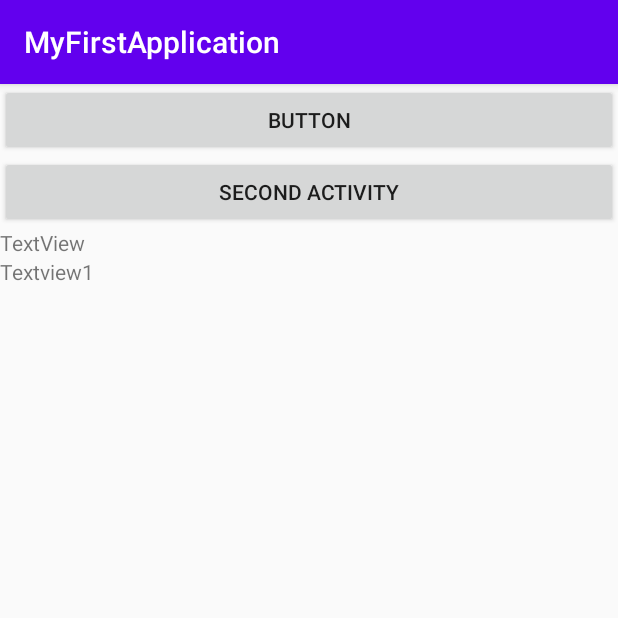
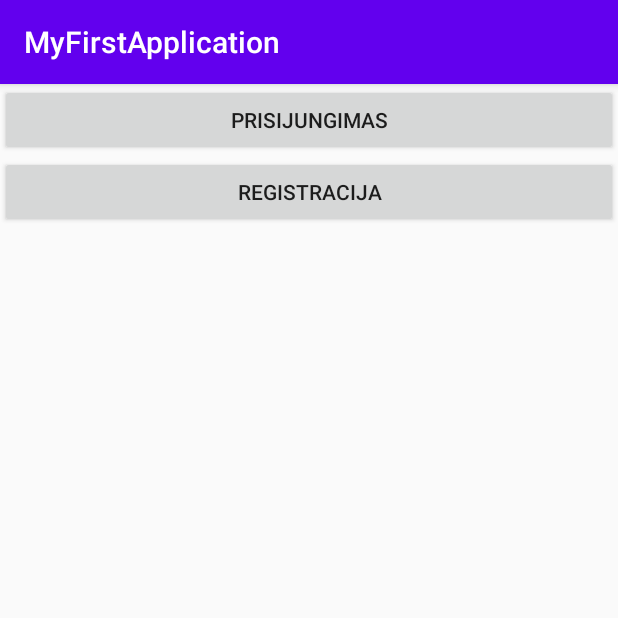
Before and after one commit to AurimasJa/Real-estate, an Android app: the screen it shows after launch (FirstActivity before the commit, MainPageLoginRegister after it), on a phone screen of 412 x 824 dp, the top half of it. Run offline under Robolectric (Android 15) with nearby library versions, the light colour scheme and no system bars.

Commit message:
Laba diena2

```diff
--- a/app/src/main/java/edu/ktu/myfirstapplication/FirstActivity.java
+++ b/app/src/main/java/edu/ktu/myfirstapplication/FirstActivity.java
@@ -12,6 +12,7 @@ import android.widget.TextView;
 public class FirstActivity extends AppCompatActivity {
 
     private Button myButton;
+    private Button skelbimai;
     private TextView myTextView;
     private Button secondActivityButton;
     private Context context = this;
@@ -21,22 +22,38 @@ public class FirstActivity extends AppCompatActivity {
         super.onCreate(savedInstanceState);
         setContentView(R.layout.firstactivitydesign);
 
-        myButton = (Button) findViewById(R.id.button);
+        skelbimai = (Button) findViewById(R.id.button);
         secondActivityButton = (Button) findViewById(R.id.secondActivityButton);
-        myTextView = (TextView) findViewById(R.id.textView);
+  //      myTextView = (TextView) findViewById(R.id.textView);
 
-        myButton.setOnClickListener(myButtonClick);
+        skelbimai.setOnClickListener(skelbimaiClick);
         secondActivityButton.setOnClickListener(startSecondActivity);
         secondActivityButton.setOnLongClickListener(startSecondActivityLong);
     }
 
-    View.OnClickListener myButtonClick = new View.OnClickListener() {
+  /*  View.OnClickListener myButtonClick = new View.OnClickListener() {
         @Override
         public void onClick(View view) {
             String text = myTextView.getText() + "\n" + "Next line";
             myTextView.setText(text);
         }
+    };*/
+    View.OnClickListener skelbimaiClick = new View.OnClickListener() {
+        @Override
+        public void onClick(View view) {
+            runSkelbimaiActivity(true);
+        }
     };
+    public void runSkelbimaiActivity(boolean flag) {
+        Intent intent = new Intent(context, Skelbimai.class);
+        intent.putExtra("flag", flag);
+        context.startActivity(intent);
+    }
+
+
+
+
+
 
     public void runSecondActivity(boolean flag) {
         Intent intent = new Intent(context, SecondActivity.class);
@@ -50,7 +67,7 @@ public class FirstActivity extends AppCompatActivity {
             runSecondActivity(true);
         }
     };
-
+// Laikant mygtuka suveikia po 1 sec, del LONGclick
     View.OnLongClickListener startSecondActivityLong = new View.OnLongClickListener() {
         @Override
         public boolean onLongClick(View view) {
--- /dev/null
+++ b/app/src/main/java/edu/ktu/myfirstapplication/MainPageLoginRegister.java
@@ -0,0 +1,59 @@
+package edu.ktu.myfirstapplication;
+
+import androidx.appcompat.app.AppCompatActivity;
+
+import android.content.Context;
+import android.content.Intent;
+import android.os.Bundle;
+import android.view.View;
+import android.widget.Button;
+import android.widget.TextView;
+
+public class MainPageLoginRegister extends AppCompatActivity{
+
+    private Button LoginButton;
+    private Button RegisterButton;
+    private Context context = this;
+
+    @Override
+    protected void onCreate(Bundle savedInstanceState) {
+        super.onCreate(savedInstanceState);
+        setContentView(R.layout.mainloginpage);
+
+        LoginButton = (Button) findViewById(R.id.button_login_main);
+        RegisterButton = (Button) findViewById(R.id.button_register_main);
+
+        LoginButton.setOnClickListener(Loginonclick);
+        RegisterButton.setOnClickListener(Registeronclick);
+    }
+
+    View.OnClickListener Loginonclick = new View.OnClickListener() {
+        @Override
+        public void onClick(View view) {
+            runLoginActivity(true);
+        }
+    };
+    public void runLoginActivity(boolean flag) {
+        Intent intent = new Intent(context, LoginPage.class);
+        intent.putExtra("flag", flag);
+        context.startActivity(intent);
+    }
+
+
+
+
+    View.OnClickListener Registeronclick = new View.OnClickListener() {
+        @Override
+        public void onClick(View view) {
+            runRegisterActivity(true);
+        }
+    };
+    public void runRegisterActivity(boolean flag) {
+        Intent intent = new Intent(context, RegisterPage.class);
+        intent.putExtra("flag", flag);
+        context.startActivity(intent);
+    }
+
+
+
+}
--- a/app/src/main/res/layout/firstactivitydesign.xml
+++ b/app/src/main/res/layout/firstactivitydesign.xml
@@ -7,7 +7,7 @@
         android:id="@+id/button"
         android:layout_width="match_parent"
         android:layout_height="wrap_content"
-        android:text="@string/button" />
+        android:text="@string/Namo_skelbimai" />
 
     <Button
         android:id="@+id/secondActivityButton"
--- /dev/null
+++ b/app/src/main/res/layout/mainloginpage.xml
@@ -0,0 +1,19 @@
+<?xml version="1.0" encoding="utf-8"?>
+<LinearLayout xmlns:android="http://schemas.android.com/apk/res/android"
+    android:orientation="vertical"
+    android:layout_width="match_parent"
+    android:layout_height="match_parent">
+
+    <Button
+        android:id="@+id/button_login_main"
+        android:layout_width="match_parent"
+        android:layout_height="wrap_content"
+        android:text="@string/Prisijungimas" />
+
+    <Button
+        android:id="@+id/button_register_main"
+        android:layout_width="match_parent"
+        android:layout_height="wrap_content"
+        android:text="@string/Registracija" />
+
+</LinearLayout>
--- a/app/src/main/res/values/strings.xml
+++ b/app/src/main/res/values/strings.xml
@@ -1,7 +1,15 @@
 <resources>
     <string name="app_name">MyFirstApplication</string>
-    <string name="button">Button</string>
+    <string name="buttonSkelbimai">Skelbimai</string>
     <string name="second_activity_button">Second Activity</string>
+    <string name="Namo_skelbimai">Namų skelbimai</string>
     <string name="textview">TextView</string>
     <string name="textview1">Textview1</string>
+
+    <string name="skelbimaitext">Cia bus skelbimai</string>
+    <string name="Prisijungimas">Prisijungimas</string>
+
+    <string name="Jungtis">Jungtis</string>
+    <string name="Registracija">Registracija</string>
+    <string name="Registruotis">Registruotis</string>
 </resources>
```
Also changed, not shown: app/src/main/AndroidManifest.xml (+7 -1 lines), app/src/main/java/edu/ktu/myfirstapplication/LoginPage.java (added, +41 -0 lines), app/src/main/java/edu/ktu/myfirstapplication/RegisterPage.java (added, +41 -0 lines), app/src/main/java/edu/ktu/myfirstapplication/Skelbimai.java (added, +29 -0 lines), app/src/main/res/layout/loginpage.xml (added, +27 -0 lines), app/src/main/res/layout/registerpage.xml (added, +27 -0 lines), app/src/main/res/layout/skelbimaidesign.xml (added, +14 -0 lines).
